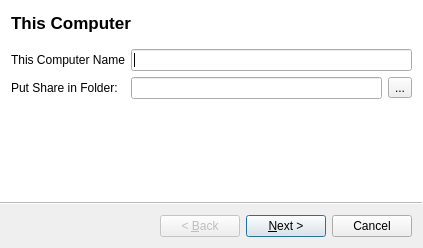
First picture: the form in syncer-gui/uploadwizard.ui, repository mtboswell/syncer, before the edit.
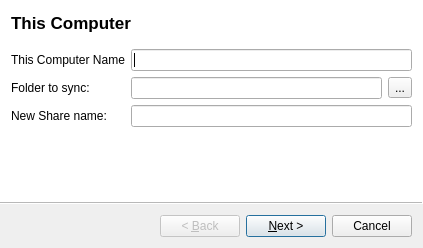
Second picture: the form after the edit.

```diff
--- a/syncer-gui/uploadwizard.ui
+++ b/syncer-gui/uploadwizard.ui
@@ -46,7 +46,7 @@
        <string>Folder to put the shared folder into.</string>
       </property>
       <property name="text">
-       <string>Put Share in Folder:</string>
+       <string>Folder to sync:</string>
       </property>
       <property name="buddy">
        <cstring>folderField</cstring>
@@ -77,6 +77,16 @@
       </item>
      </layout>
     </item>
+    <item row="3" column="0">
+     <widget class="QLabel" name="label_2">
+      <property name="text">
+       <string>New Share name:</string>
+      </property>
+     </widget>
+    </item>
+    <item row="3" column="1">
+     <widget class="QLineEdit" name="lineEdit"/>
+    </item>
    </layout>
   </widget>
   <widget class="QWizardPage" name="serverPage">
```
Left out of the diff: 60 changed lines with no effect on the pictures.
